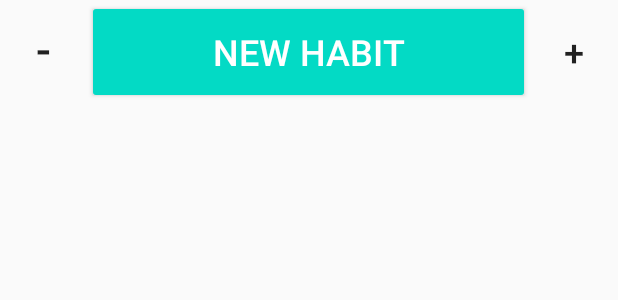
After one commit to cx0810/TrackableHabit, an Android app: the layout habit_individual.xml on its own in the app's theme, with its tools: preview values and no code run, on a phone screen of 412 x 824 dp. The commit adds this screen. Shown: the top 300 px of the screen. Run offline under Robolectric (Android 15) with nearby library versions, the phone set to English and light mode, and no system bars.

Commit message:
set up SQLite database, and displayed habits on homepage

```diff
--- a/app/build.gradle
+++ b/app/build.gradle
@@ -31,4 +31,5 @@ dependencies {
     testImplementation 'junit:junit:4.12'
     androidTestImplementation 'androidx.test.ext:junit:1.1.1'
     androidTestImplementation 'androidx.test.espresso:espresso-core:3.2.0'
+    implementation 'androidx.recyclerview:recyclerview:1.1.0'
 }
--- /dev/null
+++ b/app/src/main/res/layout/habit_individual.xml
@@ -0,0 +1,32 @@
+<?xml version="1.0" encoding="utf-8"?>
+<LinearLayout xmlns:android="http://schemas.android.com/apk/res/android"
+    android:layout_width="match_parent"
+    android:layout_height="wrap_content">
+
+    <Button
+        android:id="@+id/decrementCountButton"
+        style="@style/Widget.AppCompat.Button.Borderless"
+        android:layout_width="0dp"
+        android:layout_height="wrap_content"
+        android:layout_weight="1"
+        android:text="@string/decrement"
+        android:textSize="30sp" />
+
+    <Button
+        android:id="@+id/habitNameButton"
+        style="@style/Widget.AppCompat.Button.Colored"
+        android:layout_width="237dp"
+        android:layout_height="69dp"
+        android:layout_weight="1"
+        android:text="@string/new_habit"
+        android:textSize="24sp" />
+
+    <Button
+        android:id="@+id/incrementCountButton"
+        style="@style/Widget.AppCompat.Button.Borderless"
+        android:layout_width="0dp"
+        android:layout_height="wrap_content"
+        android:layout_weight="1"
+        android:text="@string/increment"
+        android:textSize="24sp" />
+</LinearLayout>
--- a/app/src/main/res/values/strings.xml
+++ b/app/src/main/res/values/strings.xml
@@ -34,4 +34,7 @@
     <string name="add_time">Add time</string>
     <string name="reminder_note">Reminder Note</string>
     <string name="add_a_note">Add a note</string>
+    <string name="new_habit">New Habit</string>
+    <string name="decrement">-</string>
+    <string name="increment">+</string>
 </resources>
```
Also changed, not shown: app/src/main/java/com/example/trackablehabit/AddHabit.java (+24 -1 lines), app/src/main/java/com/example/trackablehabit/HabitAdapter.java (added, +72 -0 lines), app/src/main/java/com/example/trackablehabit/HabitContract.java (added, +23 -0 lines), app/src/main/java/com/example/trackablehabit/HabitDBHelper.java (added, +59 -0 lines), app/src/main/java/com/example/trackablehabit/MainActivity.java (+18 -0 lines), app/src/main/res/layout/activity_main.xml (+10 -0 lines).
